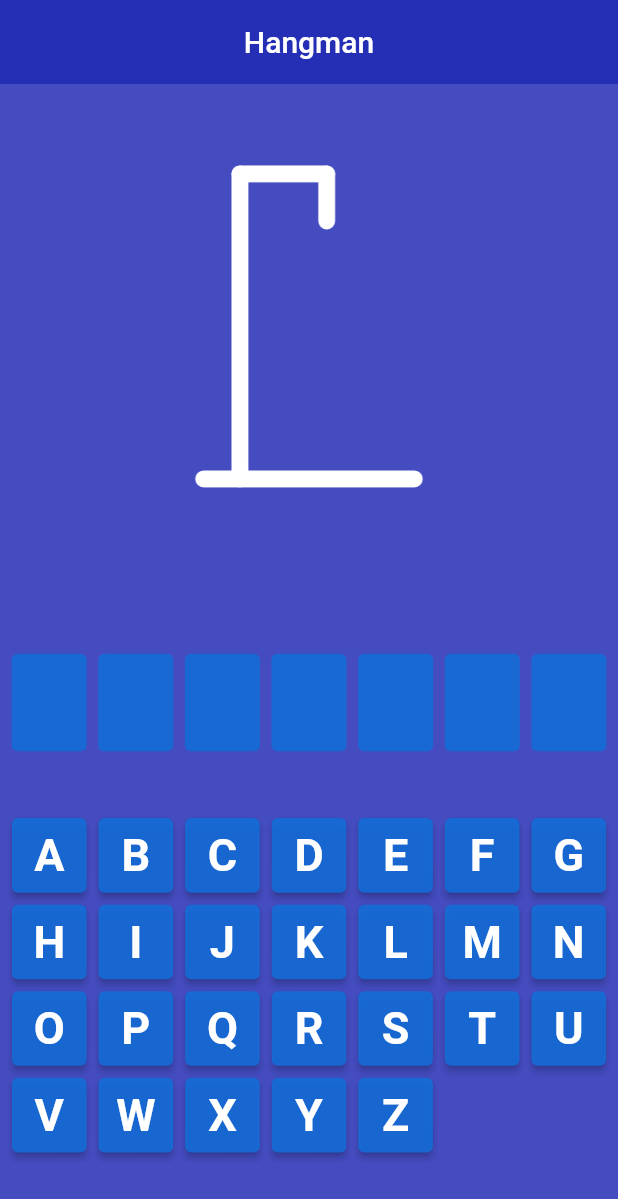
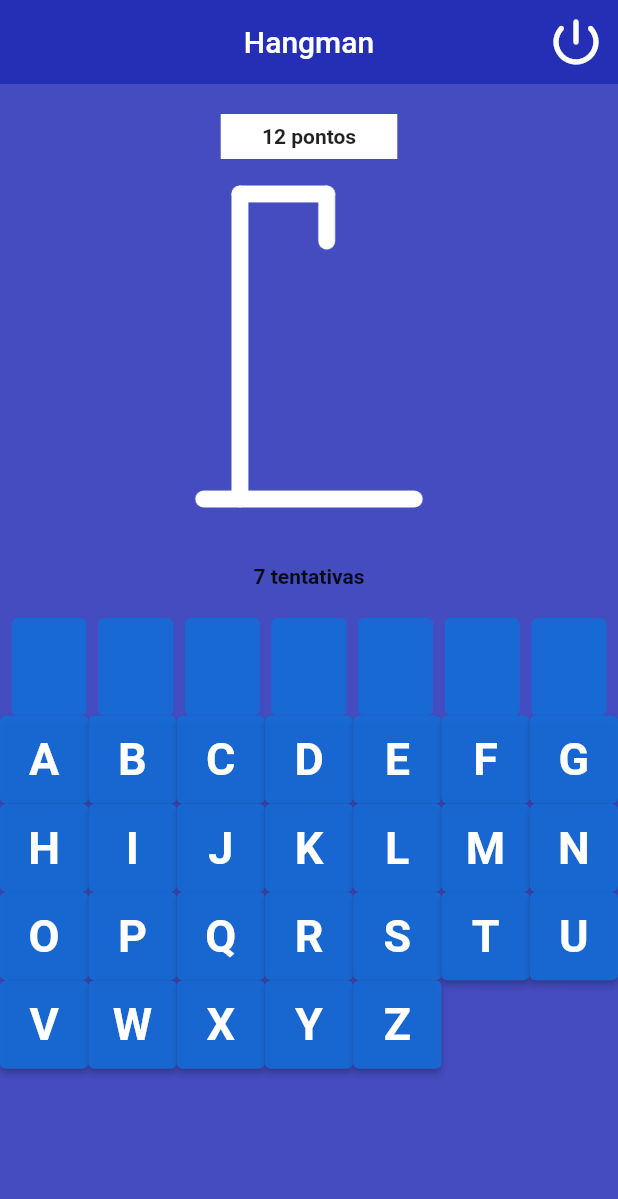
Before and after one commit to KarlZacferro/Hangman_Game, a Flutter app: the screen it shows after launch, on a phone screen of 412 x 824 dp. Shown: the top 1199 px of the screen. Run offline on Flutter 3.47's test engine with Material 2 defaults, Android fonts, the phone set to English and light mode, and no system bars.

Commit message:
Functional home screen

```diff
--- /dev/null
+++ b/lib/core/alphabets.dart
@@ -0,0 +1,30 @@
+import 'package:flutter/material.dart';
+
+List<String> alphabets = [
+  "A",
+  "B",
+  "C",
+  "D",
+  "E",
+  "F",
+  "G",
+  "H",
+  "I",
+  "J",
+  "K",
+  "L",
+  "M",
+  "N",
+  "O",
+  "P",
+  "Q",
+  "R",
+  "S",
+  "T",
+  "U",
+  "V",
+  "W",
+  "X",
+  "Y",
+  "Z"
+];
--- a/lib/main.dart
+++ b/lib/main.dart
@@ -1,6 +1,7 @@
 import 'package:flutter/material.dart';
 import 'package:flutter/services.dart';
 import 'package:hungman_game/core/game.dart';
+import 'package:hungman_game/screens/game_screen.dart';
 import 'package:hungman_game/ui/colors.dart';
 import 'package:hungman_game/widget/figure_image.dart';
 import 'package:hungman_game/widget/keyboard.dart';
@@ -15,131 +16,8 @@ class Hangman extends StatelessWidget {
   @override
   Widget build(BuildContext context) {
     return const MaterialApp(
-      home: HomeApp(),
+      debugShowCheckedModeBanner: false,
+      home: GameScreen(),
     );
   }
 }
-
-class HomeApp extends StatefulWidget {
-  const HomeApp({Key? key}) : super(key: key);
-
-  @override
-  _HomeAppState createState() => _HomeAppState();
-}
-
-class _HomeAppState extends State<HomeApp> {
-  String word = "Flutter";
-
-  List<String> alphabets = [
-    "A",
-    "B",
-    "C",
-    "D",
-    "E",
-    "F",
-    "G",
-    "H",
-    "I",
-    "J",
-    "K",
-    "L",
-    "M",
-    "N",
-    "O",
-    "P",
-    "Q",
-    "R",
-    "S",
-    "T",
-    "U",
-    "V",
-    "W",
-    "X",
-    "Y",
-    "Z"
-  ];
-  @override
-  Widget build(BuildContext context) {
-    return Scaffold(
-      backgroundColor: AppThemeColor.primaryColor,
-      appBar: AppBar(
-        title: const Text("Hangman"),
-        elevation: 0,
-        centerTitle: true,
-        backgroundColor: AppThemeColor.primaryColor,
-      ),
-      body: Column(
-        mainAxisAlignment: MainAxisAlignment.spaceEvenly,
-        crossAxisAlignment: CrossAxisAlignment.center,
-        children: [
-          Center(
-            child: Stack(
-              children: [
-                //a utlização do widget figure
-                figureImage(Game.tentativas >= 0, "assets/hang.png"),
-                figureImage(Game.tentativas >= 1, "assets/head.png"),
-                figureImage(Game.tentativas >= 2, "assets/body.png"),
-                figureImage(Game.tentativas >= 3, "assets/ra.png"),
-                figureImage(Game.tentativas >= 4, "assets/la.png"),
-                figureImage(Game.tentativas >= 5, "assets/rl.png"),
-                figureImage(Game.tentativas >= 6, "assets/ll.png"),
-              ],
-            ),
-          ),
-          SizedBox(
-            height: 20,
-          ),
-          //Creating the hidden word widget interacting with the game class
-          Row(
-            mainAxisAlignment: MainAxisAlignment.spaceEvenly,
-            children: word
-                .split("")
-                .map((e) => Keyboard(e.toUpperCase(),
-                    !Game.selectedChar.contains(e.toUpperCase())))
-                .toList(),
-          ),
-          //keybord
-          SizedBox(
-            width: double.infinity,
-            height: 250.0,
-            child: GridView.count(
-              crossAxisCount: 7,
-              mainAxisSpacing: 8.0,
-              crossAxisSpacing: 8.0,
-              padding: EdgeInsets.all(8.0),
-              children: alphabets.map((e) {
-                return RawMaterialButton(
-                  onPressed: Game.selectedChar.contains(e)
-                      ? null //checking if the button was selected before
-                      : () {
-                          setState(() {
-                            Game.selectedChar.add(e);
-                            print(Game.selectedChar);
-                            if (!word.split('').contains(e.toUpperCase())) {
-                              Game.tentativas++;
-                            }
-                          });
-                        },
-                  shape: RoundedRectangleBorder(
-                    borderRadius: BorderRadius.circular(4.0),
-                  ),
-                  child: Text(
-                    e,
-                    style: TextStyle(
-                      color: Colors.white,
-                      fontSize: 30.0,
-                      fontWeight: FontWeight.bold,
-                    ),
-                  ),
-                  fillColor: Game.selectedChar.contains(e)
-                      ? Colors.black87
-                      : AppThemeColor.primaryColorDark,
-                );
-              }).toList(),
-            ),
-          )
-        ],
-      ),
-    );
-  }
-}
--- /dev/null
+++ b/lib/screens/game_screen.dart
@@ -0,0 +1,133 @@
+import 'package:flutter/material.dart';
+import 'package:hungman_game/core/alphabets.dart';
+import '../core/game.dart';
+import '../ui/colors.dart';
+import '../widget/figure_image.dart';
+import '../widget/keyboard.dart';
+
+class GameScreen extends StatefulWidget {
+  const GameScreen({Key? key}) : super(key: key);
+
+  @override
+  State<GameScreen> createState() => __GameScreenState();
+}
+
+class __GameScreenState extends State<GameScreen> {
+//teste
+  String word = "Flutter";
+  @override
+  Widget build(BuildContext context) {
+    return Scaffold(
+        backgroundColor: AppThemeColor.primaryColor,
+        appBar: AppBar(
+          title: const Text("Hangman"),
+          elevation: 0,
+          centerTitle: true,
+          backgroundColor: AppThemeColor.primaryColor,
+          actions: [
+            //still to be defined
+            IconButton(
+              iconSize: 40,
+              icon: Icon(Icons.power_settings_new_rounded),
+              color: Colors.white,
+              onPressed: (() {}),
+            )
+          ],
+        ),
+        body: SingleChildScrollView(
+          child: Container(
+            alignment: Alignment.center,
+            child: Column(
+              children: [
+                Container(
+                  margin: EdgeInsets.only(top: 20),
+                  alignment: Alignment.center,
+                  //Sizing elements
+                  width: MediaQuery.of(context).size.width / 3.5,
+                  decoration: BoxDecoration(color: Colors.white),
+                  height: 30,
+                  child: Text("12 pontos",
+                      style: TextStyle(fontWeight: FontWeight.w700)),
+                ),
+                Row(
+                    mainAxisAlignment: MainAxisAlignment.spaceEvenly,
+                    crossAxisAlignment: CrossAxisAlignment.center,
+                    children: [
+                      Center(
+                        child: Stack(
+                          children: [
+                            //a utlização do widget figure
+                            figureImage(
+                                Game.tentativas >= 0, "assets/hang.png"),
+                            figureImage(
+                                Game.tentativas >= 1, "assets/head.png"),
+                            figureImage(
+                                Game.tentativas >= 2, "assets/body.png"),
+                            figureImage(Game.tentativas >= 3, "assets/ra.png"),
+                            figureImage(Game.tentativas >= 4, "assets/la.png"),
+                            figureImage(Game.tentativas >= 5, "assets/rl.png"),
+                            figureImage(Game.tentativas >= 6, "assets/ll.png"),
+                          ],
+                        ),
+                      ),
+                    ]),
+                SizedBox(
+                  height: 20,
+                ),
+                Text(
+                  "7 tentativas",
+                  style: TextStyle(fontWeight: FontWeight.w700),
+                ),
+
+                SizedBox(
+                  height: 20,
+                ),
+                //Creating the hidden word widget interacting with the game class
+                Row(
+                  mainAxisAlignment: MainAxisAlignment.spaceEvenly,
+                  children: word
+                      .split("")
+                      .map((e) => Keyboard(e.toUpperCase(),
+                          !Game.selectedChar.contains(e.toUpperCase())))
+                      .toList(),
+                ),
+                GridView.count(
+                  crossAxisCount: 7,
+                  shrinkWrap: true,
+                  physics: NeverScrollableScrollPhysics(),
+                  children: alphabets.map((e) {
+                    return RawMaterialButton(
+                      onPressed: Game.selectedChar.contains(e)
+                          ? null //checking if the button was selected before
+                          : () {
+                              setState(() {
+                                Game.selectedChar.add(e);
+                                print(Game.selectedChar);
+                                if (!word.split('').contains(e.toUpperCase())) {
+                                  Game.tentativas++;
+                                }
+                              });
+                            },
+                      shape: RoundedRectangleBorder(
+                        borderRadius: BorderRadius.circular(4.0),
+                      ),
+                      child: Text(
+                        e,
+                        style: TextStyle(
+                          color: Colors.white,
+                          fontSize: 30.0,
+                          fontWeight: FontWeight.bold,
+                        ),
+                      ),
+                      fillColor: Game.selectedChar.contains(e)
+                          ? Colors.black87
+                          : AppThemeColor.primaryColorDark,
+                    );
+                  }).toList(),
+                )
+              ],
+            ),
+          ),
+        ));
+  }
+}
--- /dev/null
+++ b/lib/ui/text_style.dart
@@ -0,0 +1,8 @@
+import 'package:flutter/material.dart';
+
+MaterialApp letterStyle(double size, [Color? color, FontWeight? fw]) {
+  return MaterialApp(
+    title: 'Custom Fonts',
+    theme: ThemeData(fontFamily: 'Raleway'),
+  );
+}
```
